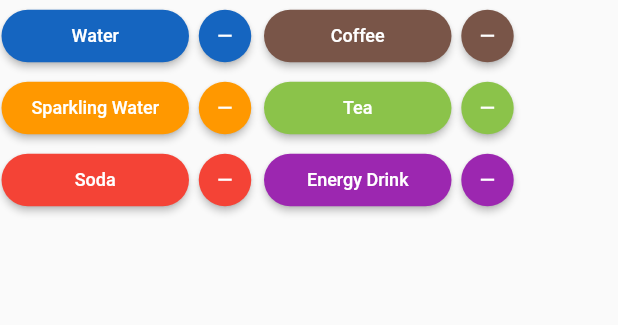
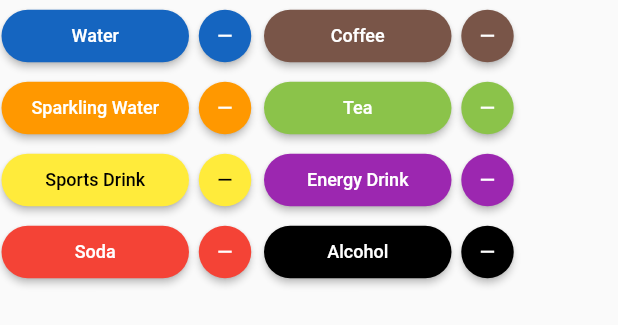
Before and after one commit to swsvindland/water_track, a Flutter app: the Buttons widget shown alone on an empty page, opened directly, on a phone screen of 412 x 824 dp. Shown: the top 325 px of the screen. Run offline on Flutter 3.47's test engine with Material 2 defaults, Android fonts, the phone set to English and light mode, and no system bars; our stand-ins replace charts_flutter, cloud_firestore, firebase_auth, firebase_core, flutter_animation_progress_bar, flutter_conditional_rendering and 3 more; missing offline and left inert: apple_sign_in; accounts and stored records are empty.

Commit message:
ux improvements and new drinks

```diff
--- a/lib/layouts/home.dart
+++ b/lib/layouts/home.dart
@@ -92,9 +92,11 @@ class _HomePageState extends State<HomePage> {
             children: <Widget>[
               Expanded(
                 flex: 5,
-                child: Graph()
+                child: Card(
+                  child: Graph()
+                )
               ),
-              SizedBox(height: 75),
+              SizedBox(height: 25),
               Expanded(
                 flex: 3,
                 child: Buttons()
--- a/lib/main.dart
+++ b/lib/main.dart
@@ -3,6 +3,7 @@ import 'package:firebase_core/firebase_core.dart';
 import 'package:flutter/material.dart';
 import 'package:provider/provider.dart';
 import 'package:water_track/layouts/layouts.dart';
+import 'package:water_track/services/graph_animation_provider.dart';
 import 'package:water_track/utils/constants.dart';
 
 void main() async {
@@ -18,6 +19,7 @@ class App extends StatelessWidget {
       providers: [
         StreamProvider<User>.value(
           initialData: FirebaseAuth.instance.currentUser, value: FirebaseAuth.instance.authStateChanges()),
+        ChangeNotifierProvider<GraphAnimationProvider>(create: (_) => GraphAnimationProvider()),
       ],
       child: MaterialApp(
         title: 'Water Track',
--- a/lib/models/drink.dart
+++ b/lib/models/drink.dart
@@ -5,11 +5,13 @@ class Drinks {
   int sparklingWater;
   int soda;
   int energyDrink;
+  int sportsDrink;
+  int alcohol;
 
-  Drinks({this.water, this.coffee, this.tea, this.sparklingWater, this.soda, this.energyDrink});
+  Drinks({this.water, this.coffee, this.tea, this.sparklingWater, this.soda, this.energyDrink, this.sportsDrink, this.alcohol});
 
   static Drinks empty() {
-    return Drinks(water: 0, coffee: 0, tea: 0, sparklingWater: 0, soda: 0, energyDrink: 0);
+    return Drinks(water: 0, coffee: 0, tea: 0, sparklingWater: 0, soda: 0, energyDrink: 0, sportsDrink: 0, alcohol: 0);
   }
 
   factory Drinks.fromMap(Map data) {
@@ -20,7 +22,9 @@ class Drinks {
       tea: data['tea'] ?? 0,
       sparklingWater: data['sparklingWater'] ?? 0,
       soda: data['soda'] ?? 0,
-      energyDrink: data['energyDrink'] ?? 0
+      energyDrink: data['energyDrink'] ?? 0,
+      sportsDrink: data['sportsDrink'] ?? 0,
+      alcohol: data['alcohol'] ?? 0
     );
   }
 
@@ -32,7 +36,9 @@ class Drinks {
       'tea': data.tea,
       'sparklingWater': data.sparklingWater,
       'soda': data.soda,
-      'energyDrink': data.energyDrink
+      'energyDrink': data.energyDrink,
+      'sportsDrink': data.sportsDrink,
+      'alcohol': data.alcohol
     };
   }
 
@@ -60,6 +66,14 @@ class Drinks {
       break;
       case 'energyDrink': {
         this.energyDrink += 8;
+      }
+      break;
+      case 'sportsDrink': {
+        this.sportsDrink += 8;
+      }
+      break;
+      case 'alcohol': {
+        this.alcohol += 8;
       }
       break;
     }
@@ -109,6 +123,20 @@ class Drinks {
         }
       }
       break;
+      case 'sportsDrink': {
+        this.sportsDrink -= 8;
+        if(this.sportsDrink < 0) {
+          this.sportsDrink = 0;
+        }
+      }
+      break;
+      case 'alcohol': {
+        this.alcohol -= 8;
+        if(this.alcohol < 0) {
+          this.alcohol = 0;
+        }
+      }
+      break;
     }
   }
 }
--- /dev/null
+++ b/lib/services/graph_animation_provider.dart
@@ -0,0 +1,12 @@
+import 'package:firebase_auth/firebase_auth.dart';
+import 'package:flutter/foundation.dart';
+
+class GraphAnimationProvider with ChangeNotifier {
+  bool _animate;
+
+  bool get animate => _animate;
+
+  void setAnimate(bool animate) {
+    this._animate = animate;
+  }
+}
--- a/lib/widgets/buttons/buttons.dart
+++ b/lib/widgets/buttons/buttons.dart
@@ -3,17 +3,20 @@ import 'package:flutter/material.dart';
 import 'package:provider/provider.dart';
 import 'package:water_track/models/drink.dart';
 import 'package:water_track/services/database_service.dart';
+import 'package:water_track/services/graph_animation_provider.dart';
 import '../drink_button.dart';
 
 class Buttons extends StatelessWidget {
   final db = DatabaseService();
 
-  void incDrink(User user, Drinks drinks, String drink) async {
+  void incDrink(User user, Drinks drinks, String drink, GraphAnimationProvider graphAnimationProvider) async {
+    graphAnimationProvider.setAnimate(false);
     drinks.increment(drink);
     db.updateDrinks(user.uid, drinks);
   }
 
-  void decDrink(User user, Drinks drinks, String drink) async {
+  void decDrink(User user, Drinks drinks, String drink, GraphAnimationProvider graphAnimationProvider) async {
+    graphAnimationProvider.setAnimate(false);
     drinks.decrement(drink);
     db.updateDrinks(user.uid, drinks);
   }
@@ -22,40 +25,52 @@ class Buttons extends StatelessWidget {
   Widget build(BuildContext context) {
     final user = Provider.of<User>(context);
     final drinks = Provider.of<Drinks>(context);
+    final graphAnimation = Provider.of<GraphAnimationProvider>(context);
 
     return Wrap(
       children: <Widget>[
         DrinkButton(
             title: 'Water',
             color: Colors.blue[800],
-            inc: () => incDrink(user, drinks, 'water'),
-            dec: () => decDrink(user, drinks, 'water')),
+            inc: () => incDrink(user, drinks, 'water', graphAnimation),
+            dec: () => decDrink(user, drinks, 'water', graphAnimation)),
         DrinkButton(
             title: 'Coffee',
             color: Colors.brown,
-            inc: () => incDrink(user, drinks, 'coffee'),
-            dec: () => decDrink(user, drinks, 'coffee')),
+            inc: () => incDrink(user, drinks, 'coffee', graphAnimation),
+            dec: () => decDrink(user, drinks, 'coffee', graphAnimation)),
         DrinkButton(
             title: 'Sparkling Water',
             color: Colors.orange,
-            inc: () => incDrink(user, drinks, 'sparklingWater'),
-            dec: () => decDrink(user, drinks, 'sparklingWater')),
+            inc: () => incDrink(user, drinks, 'sparklingWater', graphAnimation),
+            dec: () => decDrink(user, drinks, 'sparklingWater', graphAnimation)),
         DrinkButton(
             title: 'Tea',
             color: Colors.lightGreen,
-            inc: () => incDrink(user, drinks, 'tea'),
-            dec: () => decDrink(user, drinks, 'tea')),
+            inc: () => incDrink(user, drinks, 'tea', graphAnimation),
+            dec: () => decDrink(user, drinks, 'tea', graphAnimation)),
+        DrinkButton(
+            title: 'Sports Drink',
+            color: Colors.yellow,
+            textColor: Colors.black,
+            inc: () => incDrink(user, drinks, 'sportsDrink', graphAnimation),
+            dec: () => decDrink(user, drinks, 'sportsDrink', graphAnimation)),
+        DrinkButton(
+            title: 'Energy Drink',
+            color: Colors.purple,
+            inc: () => incDrink(user, drinks, 'energyDrink', graphAnimation),
+            dec: () => decDrink(user, drinks, 'energyDrink', graphAnimation)),
         DrinkButton(
             title: 'Soda',
             color: Colors.red,
-            inc: () => incDrink(user, drinks, 'soda'),
-            dec: () => decDrink(user, drinks, 'soda')),
+            inc: () => incDrink(user, drinks, 'soda', graphAnimation),
+            dec: () => decDrink(user, drinks, 'soda', graphAnimation)),
         DrinkButton(
-            title: 'Energy Drink',
-            color: Colors.purple,
-            inc: () => incDrink(user, drinks, 'energyDrink'),
-            dec: () => decDrink(user, drinks, 'energyDrink')),
-      ],
+            title: 'Alcohol',
+            color: Colors.black,
+            inc: () => incDrink(user, drinks, 'alcohol', graphAnimation),
+            dec: () => decDrink(user, drinks, 'alcohol', graphAnimation)),
+        ]
     );
   }
 }
--- a/lib/widgets/drink_button.dart
+++ b/lib/widgets/drink_button.dart
@@ -3,10 +3,17 @@ import 'package:flutter/material.dart';
 class DrinkButton extends StatelessWidget {
   final String title;
   final Color color;
+  final Color textColor;
   final Function inc;
   final Function dec;
 
-  DrinkButton({Key key, @required this.title, @required this.color, @required this.inc, @required this.dec})
+  DrinkButton(
+      {Key key,
+      @required this.title,
+      @required this.color,
+      @required this.inc,
+      @required this.dec,
+      this.textColor})
       : super(key: key);
 
   @override
@@ -18,13 +25,18 @@ class DrinkButton extends StatelessWidget {
         crossAxisAlignment: CrossAxisAlignment.center,
         children: [
           MaterialButton(
-          shape:
-              RoundedRectangleBorder(borderRadius: BorderRadius.circular(25.0)),
+            shape: RoundedRectangleBorder(
+                borderRadius: BorderRadius.circular(25.0)),
             minWidth: 125.0,
             height: 35,
             color: color,
-          child: new Text(title,
-              style: new TextStyle(fontSize: 12.0, color: Colors.white)),
+            child: new Text(
+              title,
+              style: new TextStyle(
+                fontSize: 12.0,
+                color: textColor != null ? textColor : Colors.white,
+              ),
+            ),
             onPressed: inc,
           ),
           MaterialButton(
@@ -36,7 +48,7 @@ class DrinkButton extends StatelessWidget {
             child: Icon(
               Icons.remove,
               size: 15.0,
-            color: Colors.white,
+              color: textColor != null ? textColor : Colors.white,
             ),
             shape: CircleBorder(),
           )
```
Also changed, not shown: lib/services/api.dart (deleted, +0 -29 lines), lib/services/user_provider.dart (deleted, +0 -12 lines), lib/widgets/graph.dart (+39 -14 lines), 4 other files. Lines whose indentation alone changed are shown as unchanged.
